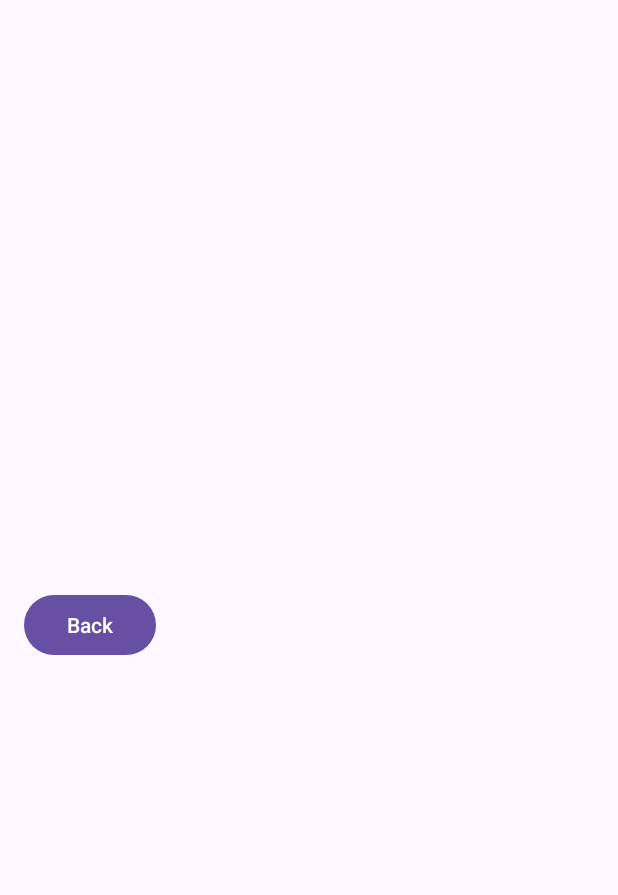
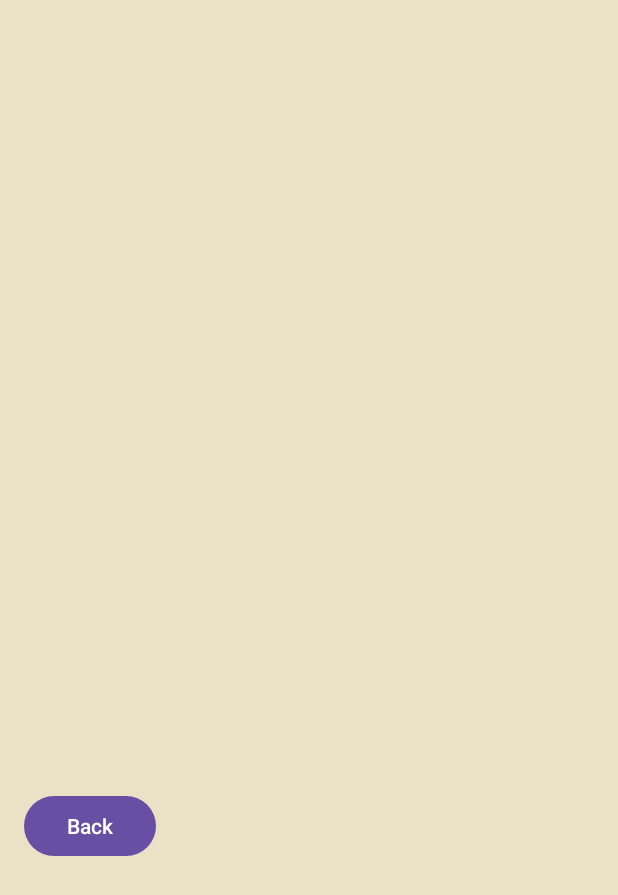
Before and after one commit to esc358/assignmentOne_CondeLudena, an Android app: the MovieDetail screen opened directly, with no data from a screen before it, on a phone screen of 412 x 824 dp. Shown: the top 895 px of the screen. Run offline under Robolectric (Android 15) with nearby library versions, the phone set to English and light mode, and no system bars.

Commit message:
added colors and text fonts and sizes to activity_movie_detail.xml

```diff
--- a/app/src/main/res/layout/activity_movie_detail.xml
+++ b/app/src/main/res/layout/activity_movie_detail.xml
@@ -4,18 +4,20 @@
     xmlns:tools="http://schemas.android.com/tools"
         android:layout_width="match_parent"
         android:layout_height="match_parent"
-        tools:context=".MovieDetail">
+        tools:context=".MovieDetail"
+        android:background="@color/ebe1c6">
 
     <LinearLayout
+        android:layout_width="match_parent"
+        android:layout_height="wrap_content"
         android:orientation="vertical"
-            android:padding="16dp"
-            android:layout_width="match_parent"
-            android:layout_height="wrap_content">
+        android:padding="@dimen/_16dp">
 
         <ImageView
             android:id="@+id/detailPoster"
             android:layout_width="match_parent"
-                android:layout_height="200dp"
+            android:layout_height="match_parent"
+            android:padding="100dp"
             android:scaleType="centerCrop"
             tools:srcCompat="@drawable/ic_launcher_foreground" />
 
@@ -23,49 +25,80 @@
             android:id="@+id/detailTitle"
             android:layout_width="match_parent"
             android:layout_height="wrap_content"
-                android:textSize="24sp"
+            android:paddingTop="8dp"
             android:textStyle="bold"
-                android:paddingTop="8dp"
-                tools:text="Movie Title" />
+            tools:text="Movie Title"
+            android:textSize="@dimen/_23sp"
+            android:fontFamily="@font/roboto"/>
 
         <TextView
             android:id="@+id/detailStudio"
             android:layout_width="match_parent"
             android:layout_height="wrap_content"
-                android:textSize="18sp"
             android:paddingTop="4dp"
-                tools:text="Studio Name" />
+            tools:text="Studio Name"
+            android:textSize="@dimen/_23sp"
+            android:fontFamily="@font/roboto"/>
 
         <TextView
             android:id="@+id/detailRating"
             android:layout_width="match_parent"
             android:layout_height="wrap_content"
-                android:textSize="18sp"
             android:paddingTop="4dp"
-                tools:text="PG-13" />
+            tools:text="PG-13"
+            android:textSize="@dimen/_23sp"
+            android:fontFamily="@font/roboto"/>
 
         <TextView
             android:id="@+id/detailYear"
             android:layout_width="match_parent"
             android:layout_height="wrap_content"
-                android:textSize="18sp"
             android:paddingTop="4dp"
-                tools:text="2025" />
+            tools:text="2025"
+            android:textSize="@dimen/_23sp"
+            android:fontFamily="@font/roboto"/>
+
+        <TextView
+            android:id="@+id/detailRunTime"
+            android:layout_width="match_parent"
+            android:layout_height="wrap_content"
+            android:paddingTop="4dp"
+            tools:text="61min"
+            android:textSize="@dimen/_23sp"
+            android:fontFamily="@font/roboto"/>
+
+        <TextView
+            android:id="@+id/detailDirector"
+            android:layout_width="match_parent"
+            android:layout_height="wrap_content"
+            android:paddingTop="4dp"
+            android:textSize="@dimen/_23sp"
+            android:fontFamily="@font/roboto"
+            tools:text="61min" />
+
+        <TextView
+            android:id="@+id/detailActors"
+            android:layout_width="match_parent"
+            android:layout_height="wrap_content"
+            android:paddingTop="4dp"
+            android:textSize="@dimen/_23sp"
+            android:fontFamily="@font/roboto"
+            tools:text="61min" />
 
         <TextView
             android:id="@+id/detailPlot"
             android:layout_width="match_parent"
             android:layout_height="wrap_content"
-                android:textSize="16sp"
             android:paddingTop="12dp"
+            android:textSize="@dimen/_23sp"
+            android:fontFamily="@font/roboto"
             tools:text="This is the movie synopsis..." />
 
         <Button
             android:id="@+id/backButton"
             android:layout_width="wrap_content"
             android:layout_height="wrap_content"
-                android:text="Back"
             android:layout_marginTop="16dp"
-                tools:onClick="onBackFromDetail" />
+            android:text="@string/back" />
     </LinearLayout>
     </ScrollView>
--- a/app/src/main/res/values/dimens.xml
+++ b/app/src/main/res/values/dimens.xml
@@ -11,4 +11,5 @@
     <dimen name="_14dp">14dp</dimen>
     <dimen name="_8dp">8dp</dimen>
     <dimen name="_4dp">4dp</dimen>
+    <dimen name="_16dp">16dp</dimen>
 </resources>
--- a/app/src/main/res/values/strings.xml
+++ b/app/src/main/res/values/strings.xml
@@ -8,4 +8,5 @@
     <string name="rating">Rating:</string>
     <string name="year">Year:</string>
     <string name="details">Details</string>
+    <string name="back">Back</string>
 </resources>
```
Lines whose indentation alone changed are shown as unchanged.
